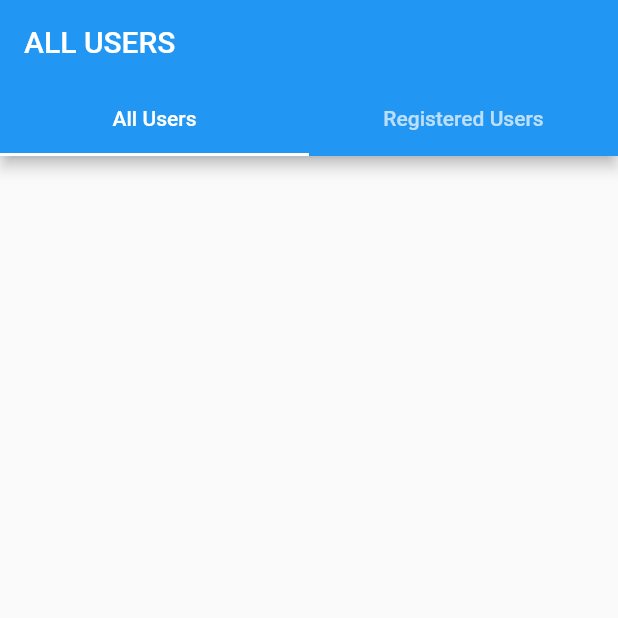
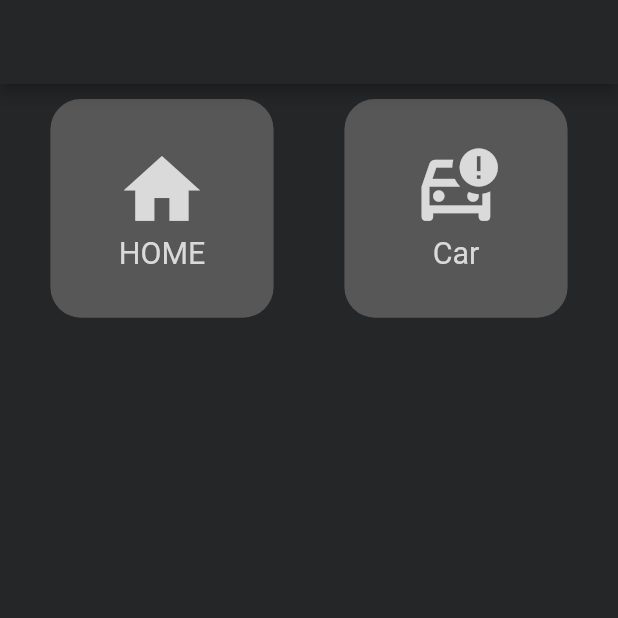
Before and after one commit to Mohsin3777/attendanceManagementFrontEnd, a Flutter app: the screen it shows after launch, on a phone screen of 412 x 824 dp, the top half of it. Run offline on Flutter 3.47's test engine with Material 2 defaults, Android fonts, the phone set to English and light mode, and no system bars; our stand-ins replace flutter_screenutil.

Commit message:
fix register user create home screen

```diff
--- a/lib/main.dart
+++ b/lib/main.dart
@@ -1,12 +1,16 @@
 import 'package:attendance_system/model/attendance_model.dart';
 import 'package:attendance_system/providers/attendance_provder.dart';
 import 'package:attendance_system/providers/user_document_provider.dart';
+import 'package:attendance_system/screens/auth/create_user.dart';
+import 'package:attendance_system/screens/auth/signup.dart';
 import 'package:attendance_system/screens/user/all_user_screen.dart';
 import 'package:attendance_system/screens/basicPage.dart';
 import 'package:attendance_system/services/http_services/attendance_service/attendance_service.dart';
 import 'package:flutter/material.dart';
 import 'package:flutter_screenutil/flutter_screenutil.dart';
 import 'package:provider/provider.dart';
+
+import 'screens/home_screen.dart';
 
 void main() {
   runApp(const MyApp());
@@ -33,7 +37,7 @@ class MyApp extends StatelessWidget {
               theme: ThemeData(
                 primarySwatch: Colors.blue,
               ),
-              home: AllUsersScreen(),
+              home: HomeScreen(),
             );
           }),
     );
--- a/lib/providers/attendance_provder.dart
+++ b/lib/providers/attendance_provder.dart
@@ -5,7 +5,7 @@ import '../services/http_services/attendance_service/attendance_service.dart';
 
 class AttendanceProvider extends ChangeNotifier {
   List<AttendanceModel>? attendanceOfAllDays = [];
-  AttendanceModel? attendanceModel = AttendanceModel();
+  AttendanceModel? attendanceModel = AttendanceModel(data: null);
 
   bool _isLoading = false;
   bool get isLoading => _isLoading;
--- a/lib/providers/user_document_provider.dart
+++ b/lib/providers/user_document_provider.dart
@@ -59,8 +59,36 @@ class UserDocumentProvider extends ChangeNotifier {
       {required BuildContext context,
       required String userId,
       required bool registerStatus}) async {
+        print(userId);
     UserServiceClass userServiceClass = UserServiceClass();
     await userServiceClass.registerUser(
         context: context, userId: userId, registerStatus: registerStatus);
   }
+
+
+//remove register status to false
+   removeRegister(
+      {required BuildContext context,
+      required String userId,
+      }) {
+    isLoading = true;
+    _removeRegister(
+        context: context, userId: userId,);
+
+    isLoading = false;
+
+    notifyListeners();
+  }
+
+  _removeRegister(
+      {required BuildContext context,
+      required String userId,
+    }) async {
+        print(userId);
+    UserServiceClass userServiceClass = UserServiceClass();
+    await userServiceClass.removeRegister(
+        context: context, userId: userId, );
+  }
+
+
 }
--- a/lib/screens/basicPage.dart
+++ b/lib/screens/basicPage.dart
@@ -41,7 +41,7 @@ class _BasicPageScreenState extends State<BasicPageScreen> {
                     children: [
                       Text(
                         'Today Attendance ' +
-                            value.attendanceModel!.data!.date.toString(),
+                            value.attendanceModel!.data!.date!,
                         style: TextStyle(
                           fontSize: 25,
                           fontWeight: FontWeight.bold,
--- /dev/null
+++ b/lib/screens/home_screen.dart
@@ -0,0 +1,79 @@
+import 'package:attendance_system/screens/user/all_user_screen.dart';
+import 'package:flutter/material.dart';
+import 'package:flutter/src/widgets/framework.dart';
+import 'package:flutter/src/widgets/placeholder.dart';
+import 'package:flutter_screenutil/flutter_screenutil.dart';
+
+class HomeScreen extends StatefulWidget {
+  const HomeScreen({super.key});
+
+  @override
+  State<HomeScreen> createState() => _HomeScreenState();
+}
+
+class _HomeScreenState extends State<HomeScreen> {
+  @override
+  Widget build(BuildContext context) {
+    return  Scaffold(
+      backgroundColor: Color(0xff242627),
+      appBar: AppBar(
+           backgroundColor: Color(0xff242627),
+      ),
+      body: SingleChildScrollView(
+        child: Container(
+          margin: EdgeInsets.all(10),
+          child: Column(
+            children: [
+              Row(
+                mainAxisAlignment: MainAxisAlignment.spaceAround,
+                children: [
+
+                     CustomHomeIconButtonWithText(icon: Icons.home,
+                  text: 'HOME',
+
+                  onpress: (){
+                    Navigator.push(context, MaterialPageRoute(builder: (context)=>AllUsersScreen()));
+                  },
+                  ),
+                  CustomHomeIconButtonWithText(icon: Icons.car_crash_outlined,
+                  text: 'Car',
+
+                  onpress: (){},
+                  )
+                ],
+              )
+            ],
+          ),
+        ),
+      ),
+    );
+  }
+}
+
+class CustomHomeIconButtonWithText extends StatelessWidget {
+  final String text;
+  final IconData icon;
+  final VoidCallback onpress;
+  const CustomHomeIconButtonWithText({super.key, required this.text, required this.icon, required this.onpress});
+
+  @override
+  Widget build(BuildContext context) {
+    return       InkWell(
+                onTap: onpress,
+                child: Container(
+                  decoration: BoxDecoration(
+                color: Color(0xff575757),
+                borderRadius: BorderRadius.circular(20.r)
+                  ),
+                  padding: EdgeInsets.symmetric(horizontal: 40.w,vertical: 30.h),
+
+                  child: Column(
+                    children: [
+                      Icon(icon,size: 60.sp,color: Color(0xffdadada)),
+                      Text(text,style: TextStyle(fontSize: 20.sp,color: Color(0xffdadada)),)
+                    ],
+                  )
+                ),
+              );
+  }
+}
```
Also changed, not shown: lib/screens/auth/create_user.dart (added, +136 -0 lines), lib/screens/user/all_user_screen.dart (+12 -2 lines), lib/services/http_services/auth_services.dart (added, +52 -0 lines), lib/services/http_services/user_service/user_service_class.dart (+39 -1 lines).
